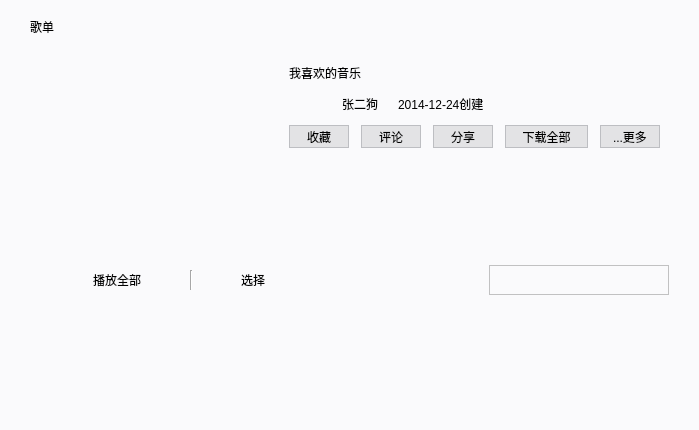
The window that favourite.ui (bcy2013/NeatMusic) describes before a commit, drawn with Qt 5.
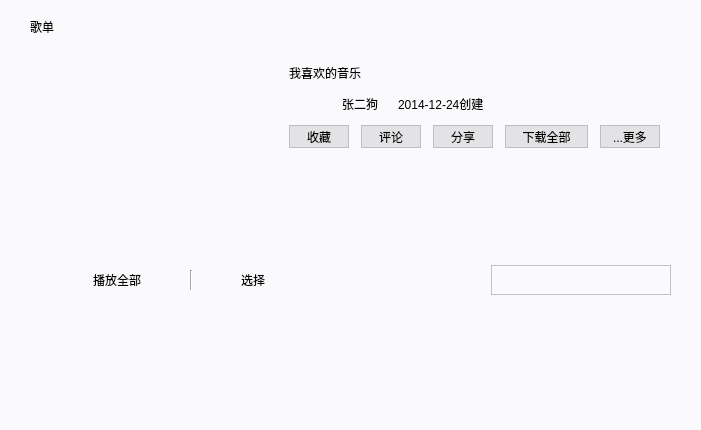
The same window after the commit. Icons and pictures are not drawn.

What changed in the file:
```diff
--- a/favourite.ui
+++ b/favourite.ui
@@ -6,7 +6,7 @@
    <rect>
     <x>0</x>
     <y>0</y>
-    <width>655</width>
+    <width>701</width>
     <height>430</height>
    </rect>
   </property>
@@ -468,6 +468,19 @@
                       </property>
                      </widget>
                     </item>
+                    <item>
+                     <spacer name="horizontalSpacer_3">
+                      <property name="orientation">
+                       <enum>Qt::Horizontal</enum>
+                      </property>
+                      <property name="sizeHint" stdset="0">
+                       <size>
+                        <width>40</width>
+                        <height>20</height>
+                       </size>
+                      </property>
+                     </spacer>
+                    </item>
                    </layout>
                   </item>
                  </layout>
```
